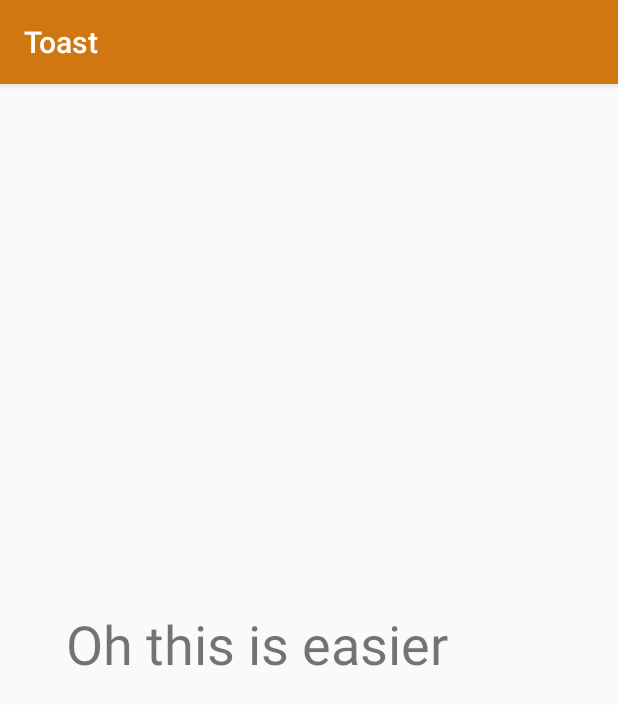
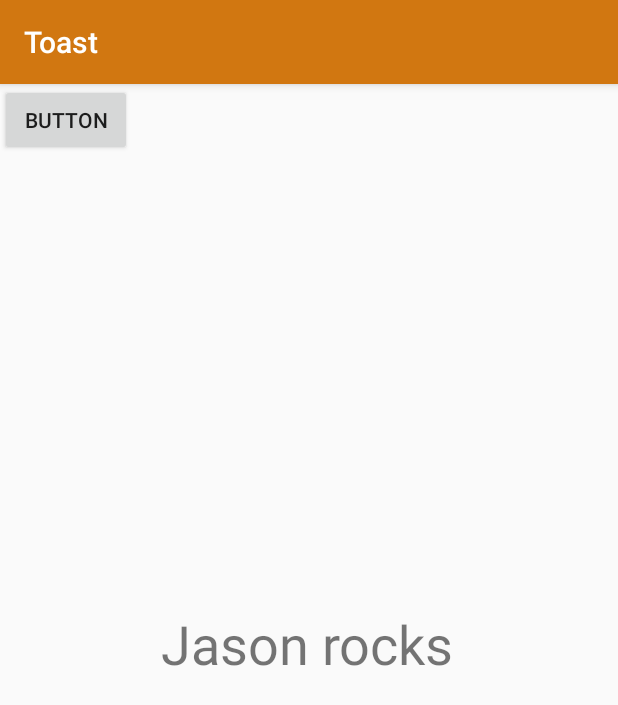
Before and after one commit to jwbessett/IM361android, an Android app: the screen it shows after launch (MainActivity), on a phone screen of 412 x 824 dp. Shown: the top 705 px of the screen. Run offline under Robolectric (Android 15) with nearby library versions, the phone set to English and light mode, and no system bars.

Commit message:
Interesting kotlin

```diff
--- a/app/src/main/java/com/example/toast/MainActivity.kt
+++ b/app/src/main/java/com/example/toast/MainActivity.kt
@@ -1,12 +1,37 @@
 package com.example.toast
 
+import android.os.Bundle
+import android.view.View
+import android.widget.Button
+import android.widget.TextView
 import androidx.appcompat.app.AppCompatActivity
-import android.os.Bundle
+import kotlinx.android.synthetic.main.activity_main.*
+import java.lang.System.console
+
 
 class MainActivity : AppCompatActivity() {
 
     override fun onCreate(savedInstanceState: Bundle?) {
         super.onCreate(savedInstanceState)
         setContentView(R.layout.activity_main)
+
+        val textView = findViewById<TextView>(R.id.text_view)
+        textView.text = "Jason rocks"
+
+        var i = 1
+
+        val button = findViewById<Button>(R.id.button);
+        button.setOnClickListener {
+            for (i in 1..100) {
+            if (i % 15 == 0) textView.text = "FizzBuzz"
+            else if (i % 3 == 0) textView.text = "Fizz"
+            else if (i % 5 == 0) textView.text = "Buzz"
+            else textView.text = i.toString()
+        }
+            i + 1
+        }
+
+
+
     }
 }
--- a/app/src/main/res/layout/activity_main.xml
+++ b/app/src/main/res/layout/activity_main.xml
@@ -7,15 +7,24 @@
     tools:context=".MainActivity">
 
     <TextView
+        android:id="@+id/text_view"
         android:layout_width="wrap_content"
         android:layout_height="wrap_content"
         android:text="Oh this is easier"
         android:textSize="36sp"
         app:layout_constraintBottom_toBottomOf="parent"
-        app:layout_constraintHorizontal_bias="0.281"
+        app:layout_constraintHorizontal_bias="0.496"
         app:layout_constraintLeft_toLeftOf="parent"
         app:layout_constraintRight_toRightOf="parent"
         app:layout_constraintTop_toTopOf="parent"
         app:layout_constraintVertical_bias="0.485" />
 
+    <Button
+        android:id="@+id/button"
+        android:layout_width="wrap_content"
+        android:layout_height="wrap_content"
+        android:text="Button"
+        tools:layout_editor_absoluteX="161dp"
+        tools:layout_editor_absoluteY="421dp" />
+
 </androidx.constraintlayout.widget.ConstraintLayout>
```
